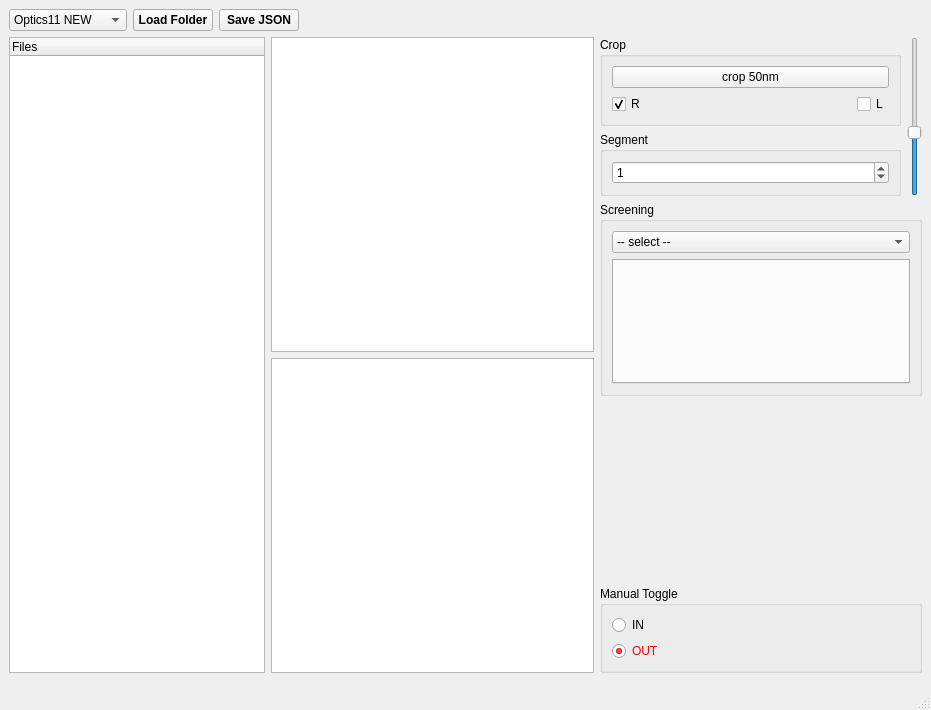
CellMechLab/softmech, file prepare.ui: the form before one commit.
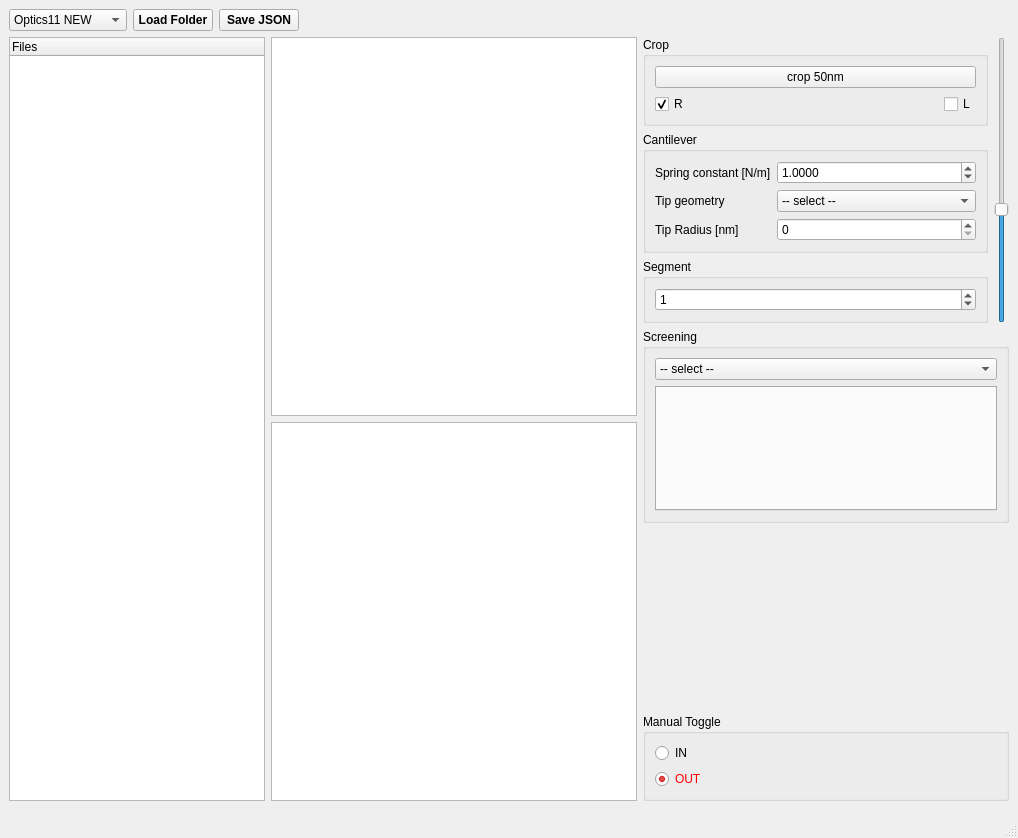
The form after the commit. Icons and pictures are not drawn. Custom widgets are drawn as their Qt base class.

Commit message:
manage tip geometry
Added management of tip geometry

Diff of the .ui file:
```diff
--- a/prepare.ui
+++ b/prepare.ui
@@ -6,8 +6,8 @@
    <rect>
     <x>0</x>
     <y>0</y>
-    <width>931</width>
-    <height>710</height>
+    <width>1018</width>
+    <height>838</height>
    </rect>
   </property>
   <property name="windowTitle">
@@ -199,6 +199,75 @@
               </layout>
              </widget>
             </item>
+            <item>
+             <widget class="QGroupBox" name="Cantilever">
+              <property name="title">
+               <string>Cantilever</string>
+              </property>
+              <layout class="QFormLayout" name="formLayout_2">
+               <item row="0" column="0">
+                <widget class="QLabel" name="label_2">
+                 <property name="text">
+                  <string>Spring constant [N/m]</string>
+                 </property>
+                </widget>
+               </item>
+               <item row="0" column="1">
+                <widget class="QDoubleSpinBox" name="springconstant">
+                 <property name="decimals">
+                  <number>4</number>
+                 </property>
+                 <property name="maximum">
+                  <double>999.990000000000009</double>
+                 </property>
+                 <property name="value">
+                  <double>1.000000000000000</double>
+                 </property>
+                </widget>
+               </item>
+               <item row="1" column="0">
+                <widget class="QLabel" name="label_3">
+                 <property name="text">
+                  <string>Tip geometry</string>
+                 </property>
+                </widget>
+               </item>
+               <item row="1" column="1">
+                <widget class="QComboBox" name="geometry">
+                 <item>
+                  <property name="text">
+                   <string>-- select --</string>
+                  </property>
+                 </item>
+                 <item>
+                  <property name="text">
+                   <string>Sphere</string>
+                  </property>
+                 </item>
+                 <item>
+                  <property name="text">
+                   <string>Cylinder</string>
+                  </property>
+                 </item>
+                </widget>
+               </item>
+               <item row="2" column="0">
+                <widget class="QLabel" name="label">
+                 <property name="text">
+                  <string>Tip Radius [nm]</string>
+                 </property>
+                </widget>
+               </item>
+               <item row="2" column="1">
+                <widget class="QSpinBox" name="tipradius">
+                 <property name="maximum">
+                  <number>999999</number>
+                 </property>
+                </widget>
+               </item>
+              </layout>
+             </widget>
+            </item>
             <item>
              <widget class="QGroupBox" name="groupBox">
               <property name="title">
```
Left out of the diff: 4 changed lines with no effect on the pictures. The commit also changes 2 other files.
